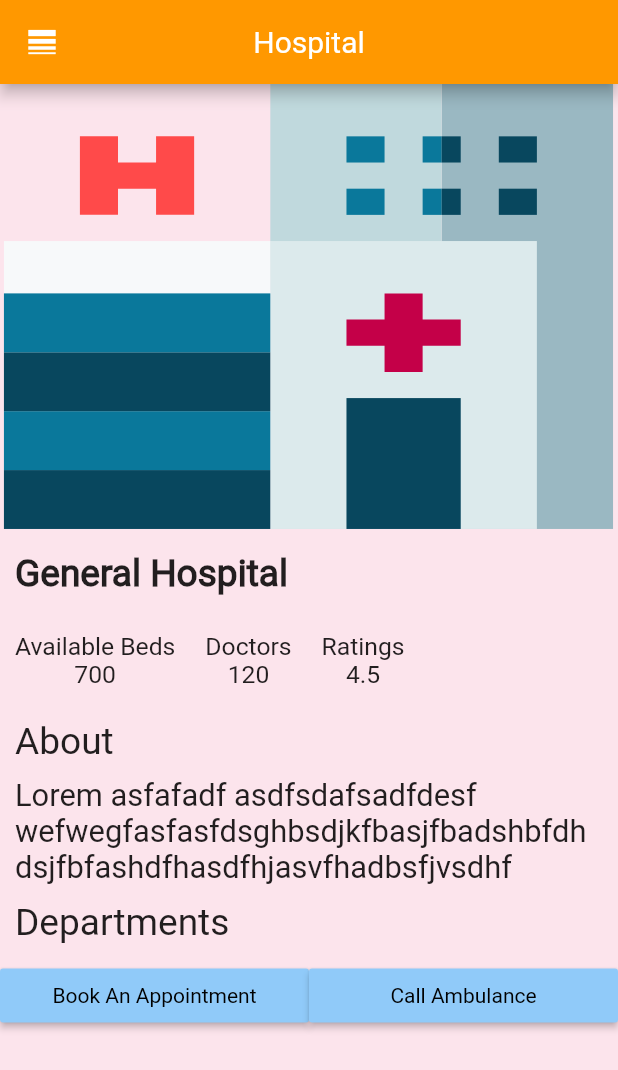
After one commit to sanscript-tech/medical-emergency-flutter-node, a Flutter app: the HospitalDetails screen opened directly, on a phone screen of 412 x 824 dp. The commit adds this screen. Shown: the top 1070 px of the screen. Run offline on Flutter 3.47's test engine with Material 2 defaults, Android fonts, the phone set to English and light mode, and no system bars; our stand-ins replace auto_size_text, email_validator, flutter_svg, fluttertoast.

Commit message:
addedHospitalPage

```diff
--- a/frontend/lib/bottom_nav.dart
+++ b/frontend/lib/bottom_nav.dart
@@ -7,6 +7,7 @@ import 'hospital.dart';
 
 //this page contains a common bottom navigation bar for all the pages.
 class BottomNav extends StatefulWidget {
+  static final String bottomNav='/bottom';
   @override
   _BottomNavState createState() => _BottomNavState();
 }
--- a/frontend/lib/main.dart
+++ b/frontend/lib/main.dart
@@ -1,4 +1,5 @@
 import 'package:flutter/material.dart';
+import 'package:medicare/pages/hospital_details.dart';
 import 'pages/dashboard_page.dart';
 import 'pages/profile_page.dart';
 import 'routes.dart';
@@ -13,7 +14,7 @@ class MyApp extends StatelessWidget {
   Widget build(BuildContext context) {
     return MaterialApp(
       title: 'Flutter Demo',
-      home: ProfilePage(),
+      home: HospitalDetails(),
       debugShowCheckedModeBanner: false,
       initialRoute: Dashboard.dashboardId,
       routes: routes,
--- /dev/null
+++ b/frontend/lib/pages/hospital_details.dart
@@ -0,0 +1,121 @@
+import 'package:flutter/material.dart';
+import 'package:flutter_svg/flutter_svg.dart';
+class HospitalDetails extends StatefulWidget {
+  @override
+  _HospitalDetailsState createState() => _HospitalDetailsState();
+}
+
+class _HospitalDetailsState extends State<HospitalDetails> {
+  final String assetName='assets/images/hospital.svg';
+
+  @override
+  Widget build(BuildContext context) {
+    double deviceWidth=MediaQuery.of(context).size.width;
+    double deviceHeight=MediaQuery.of(context).size.height;
+    return Scaffold(
+      backgroundColor: Colors.pink[50],
+      appBar: AppBar(
+        leading: Icon(Icons.line_weight),
+        backgroundColor:Colors.orange,
+        centerTitle:true,
+        title:Text('Hospital',style: TextStyle(fontFamily:'Roboto',color:Colors.white),)
+      ),
+      body: ListView(
+        children:<Widget>[
+          Container(
+            child:SvgPicture.asset(assetName,semanticsLabel: 'Hospital',height: deviceHeight*0.36,width: deviceWidth,),
+
+          ),
+          Padding(
+            padding: const EdgeInsets.only(top:15.0,bottom:15.0,left:10.0),
+            child: Text('General Hospital',style: TextStyle(fontWeight:FontWeight.bold,fontFamily: 'Roboto',fontSize: deviceHeight*0.03),),
+          ),
+          Row(
+            children:<Widget>[
+              Container(
+                child:Padding(
+                  padding: const EdgeInsets.all(10.0),
+                  child: Column(
+                    children:<Widget>[
+                      Text('Available Beds',style: TextStyle(fontWeight:FontWeight.normal,fontFamily:'MyFlutterApp',fontSize: deviceHeight*0.02),),
+                      Text('700',style: TextStyle(fontWeight:FontWeight.normal,fontFamily:'MyFlutterApp',fontSize: deviceHeight*0.02),),
+                    ]
+                  ),
+                ),
+              ),
+
+              Container(
+                child:Padding(
+                  padding: const EdgeInsets.all(10.0),
+                  child: Column(
+                    children:<Widget>[
+                      Text('Doctors',style: TextStyle(fontWeight:FontWeight.normal,fontFamily:'MyFlutterApp',fontSize: deviceHeight*0.02),),
+                      Text('120',style: TextStyle(fontWeight:FontWeight.normal,fontFamily:'MyFlutterApp',fontSize: deviceHeight*0.02),),
+                    ]
+                  ),
+                ),
+              ),
+
+              Container(
+                child:Padding(
+                  padding: const EdgeInsets.all(10.0),
+                  child: Column(
+                    children:<Widget>[
+                      Text('Ratings',style: TextStyle(fontWeight:FontWeight.normal,fontFamily:'MyFlutterApp',fontSize: deviceHeight*0.02),),
+                      Text('4.5',style: TextStyle(fontWeight:FontWeight.normal,fontFamily:'MyFlutterApp',fontSize: deviceHeight*0.02),),
+                    ]
+                  ),
+                ),
+              ),
+
+
+            ]
+          ),
+
+          Padding(
+            padding: const EdgeInsets.all(10.0),
+            child: Text('About',style: TextStyle(fontWeight:FontWeight.normal,fontSize:deviceHeight*0.03),),
+          ),
+
+          Padding(
+            padding: const EdgeInsets.only(left:10.0),
+            child: Text('Lorem asfafadf asdfsdafsadfdesf wefwegfasfasfdsghbsdjkfbasjfbadshbfdh dsjfbfashdfhasdfhjasvfhadbsfjvsdhf',style:TextStyle(
+              fontFamily: 'MyFlutterApp',
+              fontWeight: FontWeight.w200,
+              fontSize:deviceHeight*0.025
+            ),),
+          ),
+
+            Padding(
+            padding: const EdgeInsets.all(10.0),
+            child: Text('Departments',style: TextStyle(fontWeight:FontWeight.normal,fontSize:deviceHeight*0.03),),
+          ),
+
+          Row(
+            children:<Widget>[
+              MaterialButton(
+                color: Colors.blue[200],
+                minWidth: deviceWidth*0.5,
+
+                child:Text('Book An Appointment',style:TextStyle(color:Colors.black)),
+                onPressed:(){},
+
+              ),
+                 MaterialButton(
+                color: Colors.blue[200],
+                minWidth: deviceWidth*0.5,
+
+                child:Text('Call Ambulance',style:TextStyle(color:Colors.black)),
+                onPressed:(){},
+
+              ),
+            ]
+          )
+
+        ]
+      ),
+
+
+    );
+  }
+}
```
